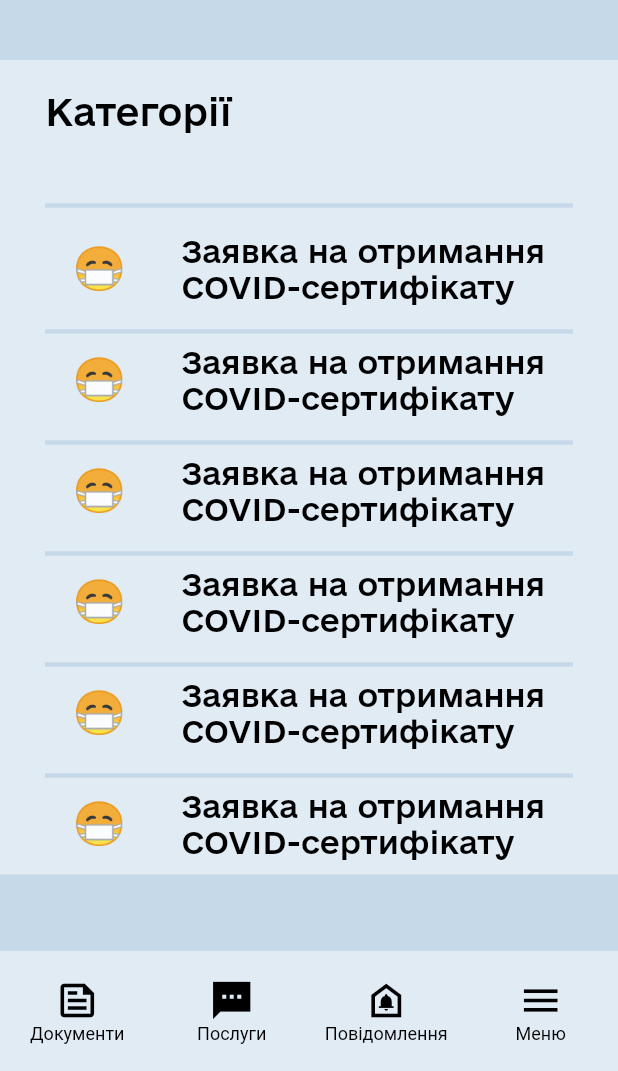
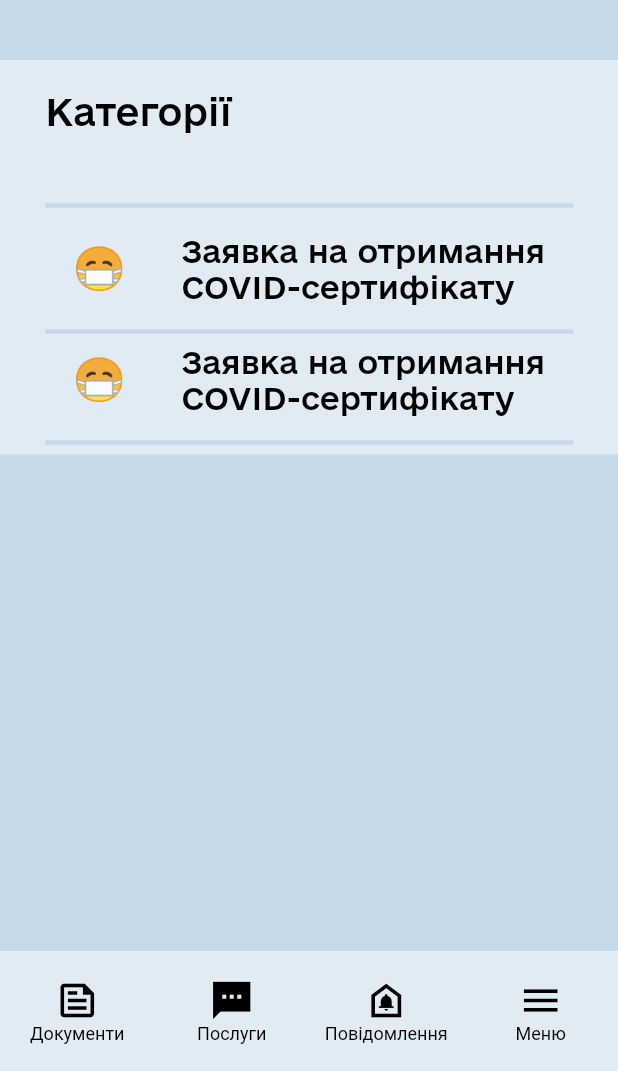
Before and after one commit to YozhPy/MobDevCourse, a Flutter app: the screen it shows after launch, item 2 of the bottom bar chosen, on a phone screen of 412 x 824 dp, the part 165-1236 px from its top. Run offline on Flutter 3.47's test engine with Material 2 defaults, Android fonts, the phone set to English and light mode, and no system bars; Roboto replaces fonts that are missing (NotoEmoji).

Commit message:
"add finished third_lab2"

```diff
--- a/second_lab/lib/components.dart
+++ b/second_lab/lib/components.dart
@@ -413,7 +413,7 @@ class Notif extends StatelessWidget {
               width: 390,
               padding: EdgeInsets.fromLTRB(0, 0, 0, 0),
               child: Text(
-                "ID заявки $id",
+                "ID заявки ${id + 1}",
                 style: TextStyle(
                     fontSize: 12,
                     color: Color(0xffA0A0A0),
--- a/second_lab/lib/main.dart
+++ b/second_lab/lib/main.dart
@@ -7,58 +7,91 @@ import 'package:provider/provider.dart';
 void main() => runApp(ChangeNotifierProvider(
     create: (context) => RequestsList(), child: DiyaApp()));
 
-class DiyaApp extends StatefulWidget {
+class DiyaApp extends StatelessWidget {
   const DiyaApp({Key? key}) : super(key: key);
 
   @override
-  State<DiyaApp> createState() => DiyaAppState();
+  Widget build(BuildContext context) {
+    return MaterialApp(
+        debugShowCheckedModeBanner: false,
+        home: Scaffold(
+          body: Diya(
+            colorName: 'green',
+            documentName: "Внутрішній\nCOVID19-сертифікат",
+            documentText: '''Дата народження: 26.12.2000
+                       Дійсний до: 09.10.2022
+                       Номер\nсертифікату: URN:ASDJANSFOJNASFJIASFNasjdifn''',
+          ),
+        ));
+  }
 }
 
-class DiyaAppState extends State<DiyaApp> with SingleTickerProviderStateMixin {
-  int _cIndex = 0;
+  // @override
+  // State<DiyaApp> createState() => DiyaAppState();
 
-  void _handlePageTap(int index) {
-    setState(() {
-      _cIndex = index;
-    });
-  }
+// // class DiyaAppState extends State<DiyaApp> {
+// //   int _cIndex = 0;
 
-  @override
-  Widget build(BuildContext context) {
-    List<Widget> _tabs = <Widget>[
-      Diya(
-        colorName: 'green',
-        documentName: "Внутрішній\nCOVID19-сертифікат",
-        documentText: '''Дата народження: 26.12.2000
-                       Дійсний до: 09.10.2022
-                       Номер\nсертифікату: URN:ASDJANSFOJNASFJIASFNasjdifn''',
-      ),
-      Diya(
-        colorName: 'purple',
-        documentName: "Закордонний\nПаспорт <тризуб>",
-        documentText: '''Дата народження: 26.12.2000
-                       Дійсний до: 09.10.2022
-                       Номер: F534516549''',
-      ),
-      Diya(
-        colorName: 'blue',
-        documentName: "Паспорт громадянина\nУкраїни <тризуб>",
-        documentText: '''Дата народження: 26.12.2000
-                       Дійсний до: 01.01.2050
-                       Номер:\n ZxC322ZxC''',
-      ),
-      Diya(
-        colorName: 'purple',
-        documentName: "Студентський\nквиток",
-        documentText: '''КВ 12225356
-                       Форма навчання: Денна
-                       Дійсний до: 30.06.2022
-                       \nНТУУ "КПІ" ім. Ігоря Сікорського ''',
-      ),
-    ];
-    return MaterialApp(
-      debugShowCheckedModeBanner: false,
-      home: Scaffold(body: _tabs.elementAt(_cIndex)),
-    );
-  }
-}
+// //   void _handlePageTap(int index) {
+// //     setState(() {
+// //       _cIndex = index;
+// //     });
+// //   }
+
+//   @override
+//   Widget build(BuildContext context) {
+    // List<Widget> _tabs = <Widget>[
+    //   Diya(
+    //     colorName: 'green',
+    //     documentName: "Внутрішній\nCOVID19-сертифікат",
+    //     documentText: '''Дата народження: 26.12.2000
+    //                    Дійсний до: 09.10.2022
+    //                    Номер\nсертифікату: URN:ASDJANSFOJNASFJIASFNasjdifn''',
+    //   ),
+    //   Diya(
+    //     colorName: 'purple',
+    //     documentName: "Закордонний\nПаспорт <тризуб>",
+    //     documentText: '''Дата народження: 26.12.2000
+    //                    Дійсний до: 09.10.2022
+    //                    Номер: F534516549''',
+    //   ),
+    //   Diya(
+    //     colorName: 'blue',
+    //     documentName: "Паспорт громадянина\nУкраїни <тризуб>",
+    //     documentText: '''Дата народження: 26.12.2000
+    //                    Дійсний до: 01.01.2050
+    //                    Номер:\n ZxC322ZxC''',
+    //   ),
+    //   Diya(
+    //     colorName: 'purple',
+    //     documentName: "Студентський\nквиток",
+    //     documentText: '''КВ 12225356
+    //                    Форма навчання: Денна
+    //                    Дійсний до: 30.06.2022
+    //                    \nНТУУ "КПІ" ім. Ігоря Сікорського ''',
+    //   ),
+    // ];
+    // // @override
+    // // void initState() {
+    //   super.initState();
+    //   controller = TabController(length: 4, vsync: this);
+    //   controller.addListener(() {
+    //     setState(() {
+    //       _cIndex = controller.index;
+    //     });
+    //   });
+    // }
+
+    // @override
+    // void dispose() {
+    //   controller.dispose();
+    //   super.dispose();
+    // }
+
+    // TabBarView makeTabBarView(tabs) {
+    //   return TabBarView(children: tabs, controller: controller);
+    // }
+
+//      );
+//   }
+// }
--- a/second_lab/lib/pages/notifications.dart
+++ b/second_lab/lib/pages/notifications.dart
@@ -18,6 +18,7 @@ class NotificationPage extends StatelessWidget {
     int index = 0;
     Provider.of<RequestsList>(context, listen: false).items.forEach((element) {
       curNotifications.add(Notif(id: index, req: element).build(context));
+      index += 1;
     });
     return Container(
         decoration: BoxDecoration(color: diyaWindowsColors['pages']),
--- a/second_lab/lib/pages/services.dart
+++ b/second_lab/lib/pages/services.dart
@@ -82,7 +82,7 @@ class ServicesPage extends StatelessWidget {
                                     thickness: 3,
                                   ),
                                   const SizedBox(height: 10),
-                                  for (int i = 0; i < 6; i++)
+                                  for (int i = 0; i < 2; i++)
                                     GestureDetector(
                                       onTap: () {
                                         showAlertDialog(context);
```
